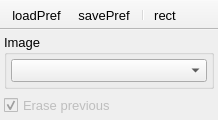
Old version of the form UIs/nGhost.ui in the repository NeutrinoToolkit/Neutrino.
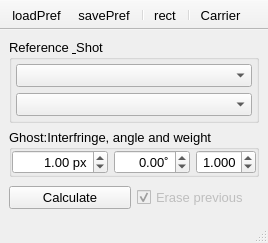
New version of the form. Icons and pictures are not drawn.

Commit message: nGhost updated with new algorithm

Patch:
```diff
--- a/UIs/nGhost.ui
+++ b/UIs/nGhost.ui
@@ -6,8 +6,8 @@
    <rect>
     <x>0</x>
     <y>0</y>
-    <width>218</width>
-    <height>115</height>
+    <width>268</width>
+    <height>243</height>
    </rect>
   </property>
   <property name="font">
@@ -28,23 +28,11 @@
    <bool>true</bool>
   </property>
   <widget class="QWidget" name="centralwidget">
-   <layout class="QGridLayout" name="gridLayout_7">
-    <property name="leftMargin">
-     <number>4</number>
-    </property>
-    <property name="topMargin">
-     <number>4</number>
-    </property>
-    <property name="rightMargin">
-     <number>4</number>
-    </property>
-    <property name="bottomMargin">
-     <number>4</number>
-    </property>
+   <layout class="QGridLayout" name="gridLayout">
     <item row="0" column="0">
      <widget class="QGroupBox" name="groupBox_14">
       <property name="title">
-       <string>Image</string>
+       <string>Reference &amp; Shot</string>
       </property>
       <layout class="QGridLayout" name="gridLayout_5">
        <property name="leftMargin">
@@ -69,32 +57,178 @@
          </property>
         </widget>
        </item>
+       <item row="0" column="0">
+        <widget class="QComboBox" name="ref">
+         <property name="neutrinoImage" stdset="0">
+          <bool>true</bool>
+         </property>
+        </widget>
+       </item>
       </layout>
      </widget>
     </item>
     <item row="1" column="0">
-     <widget class="QCheckBox" name="erasePrevious">
-      <property name="enabled">
-       <bool>false</bool>
+     <widget class="QGroupBox" name="carrierBox">
+      <property name="title">
+       <string>Ghost:Interfringe, angle and weight</string>
       </property>
-      <property name="font">
-       <font>
-        <pointsize>10</pointsize>
-       </font>
-      </property>
-      <property name="text">
-       <string>Erase previous</string>
-      </property>
-      <property name="checked">
-       <bool>true</bool>
-      </property>
-      <property name="neutrinoSave" stdset="0">
-       <bool>true</bool>
-      </property>
+      <layout class="QGridLayout" name="gridLayout_3" columnstretch="1,0,0">
+       <property name="leftMargin">
+        <number>0</number>
+       </property>
+       <property name="topMargin">
+        <number>0</number>
+       </property>
+       <property name="rightMargin">
+        <number>0</number>
+       </property>
+       <property name="bottomMargin">
+        <number>0</number>
+       </property>
+       <item row="0" column="1">
+        <widget class="QDoubleSpinBox" name="angleCarrier">
+         <property name="alignment">
+          <set>Qt::AlignRight|Qt::AlignTrailing|Qt::AlignVCenter</set>
+         </property>
+         <property name="suffix">
+          <string>˚</string>
+         </property>
+         <property name="decimals">
+          <number>2</number>
+         </property>
+         <property name="minimum">
+          <double>-360.000000000000000</double>
+         </property>
+         <property name="maximum">
+          <double>360.000000000000000</double>
+         </property>
+         <property name="singleStep">
+          <double>1.000000000000000</double>
+         </property>
+         <property name="neutrinoSave" stdset="0">
+          <bool>true</bool>
+         </property>
+        </widget>
+       </item>
+       <item row="0" column="0">
+        <widget class="QDoubleSpinBox" name="widthCarrier">
+         <property name="alignment">
+          <set>Qt::AlignRight|Qt::AlignTrailing|Qt::AlignVCenter</set>
+         </property>
+         <property name="suffix">
+          <string> px</string>
+         </property>
+         <property name="decimals">
+          <number>2</number>
+         </property>
+         <property name="minimum">
+          <double>-9999.000000000000000</double>
+         </property>
+         <property name="maximum">
+          <double>9999.000000000000000</double>
+         </property>
+         <property name="singleStep">
+          <double>1.000000000000000</double>
+         </property>
+         <property name="value">
+          <double>1.000000000000000</double>
+         </property>
+         <property name="neutrinoSave" stdset="0">
+          <bool>true</bool>
+         </property>
+        </widget>
+       </item>
+       <item row="0" column="2">
+        <widget class="QDoubleSpinBox" name="weightCarrier">
+         <property name="toolTip">
+          <string>Frequency weight (&lt;0 for lower freq; &gt;0 for higher freq)</string>
+         </property>
+         <property name="alignment">
+          <set>Qt::AlignRight|Qt::AlignTrailing|Qt::AlignVCenter</set>
+         </property>
+         <property name="decimals">
+          <number>3</number>
+         </property>
+         <property name="minimum">
+          <double>0.000000000000000</double>
+         </property>
+         <property name="maximum">
+          <double>9.900000000000000</double>
+         </property>
+         <property name="singleStep">
+          <double>0.010000000000000</double>
+         </property>
+         <property name="value">
+          <double>1.000000000000000</double>
+         </property>
+         <property name="neutrinoSave" stdset="0">
+          <bool>true</bool>
+         </property>
+        </widget>
+       </item>
+      </layout>
+     </widget>
+    </item>
+    <item row="2" column="0">
+     <widget class="QWidget" name="widget_3" native="true">
+      <layout class="QGridLayout" name="gridLayout_2">
+       <property name="leftMargin">
+        <number>0</number>
+       </property>
+       <property name="topMargin">
+        <number>0</number>
+       </property>
+       <property name="rightMargin">
+        <number>0</number>
+       </property>
+       <property name="bottomMargin">
+        <number>0</number>
+       </property>
+       <item row="2" column="1">
+        <widget class="QCheckBox" name="erasePrevious">
+         <property name="enabled">
+          <bool>false</bool>
+         </property>
+         <property name="font">
+          <font>
+           <pointsize>10</pointsize>
+          </font>
+         </property>
+         <property name="text">
+          <string>Erase previous</string>
+         </property>
+         <property name="checked">
+          <bool>true</bool>
+         </property>
+         <property name="neutrinoSave" stdset="0">
+          <bool>true</bool>
+         </property>
+        </widget>
+       </item>
+       <item row="2" column="0">
+        <widget class="QPushButton" name="doGhost">
+         <property name="font">
+          <font>
+           <pointsize>10</pointsize>
+          </font>
+         </property>
+         <property name="text">
+          <string>Calculate</string>
+         </property>
+        </widget>
+       </item>
+      </layout>
      </widget>
     </item>
    </layout>
   </widget>
+  <widget class="QStatusBar" name="statusbar">
+   <property name="font">
+    <font>
+     <pointsize>10</pointsize>
+    </font>
+   </property>
+  </widget>
   <widget class="QToolBar" name="toolBar">
    <property name="windowTitle">
     <string>toolBar</string>
@@ -115,6 +249,8 @@
    <addaction name="actionSavePref"/>
    <addaction name="separator"/>
    <addaction name="actionRect"/>
+   <addaction name="separator"/>
+   <addaction name="actionCarrier"/>
   </widget>
   <action name="actionRect">
    <property name="icon">
@@ -152,6 +288,18 @@
     <string>Load Preferences</string>
    </property>
   </action>
+  <action name="actionCarrier">
+   <property name="icon">
+    <iconset resource="../resources/neutrino.qrc">
+     <normaloff>:/icons/refresh2.png</normaloff>:/icons/refresh2.png</iconset>
+   </property>
+   <property name="text">
+    <string>Carrier</string>
+   </property>
+   <property name="toolTip">
+    <string>Guess carrier interfringe and angle</string>
+   </property>
+  </action>
  </widget>
  <tabstops>
   <tabstop>shot</tabstop>
```
Left out of the diff: 8 changed lines with no effect on the pictures. The commit also changes 5 other files.
